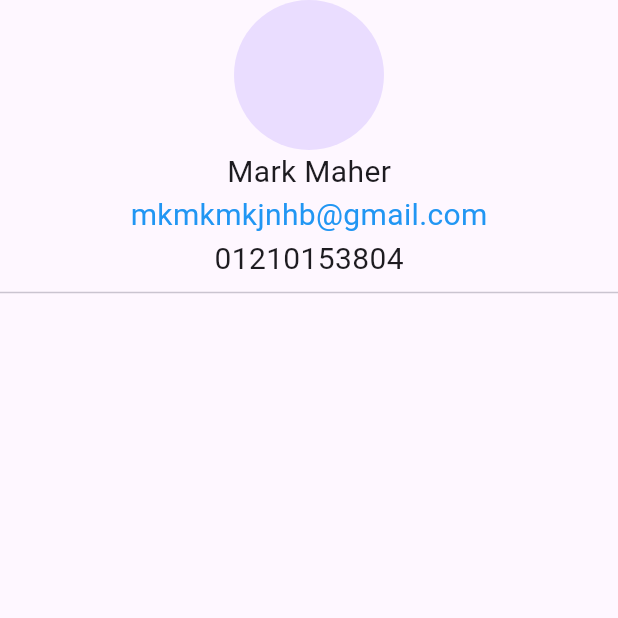
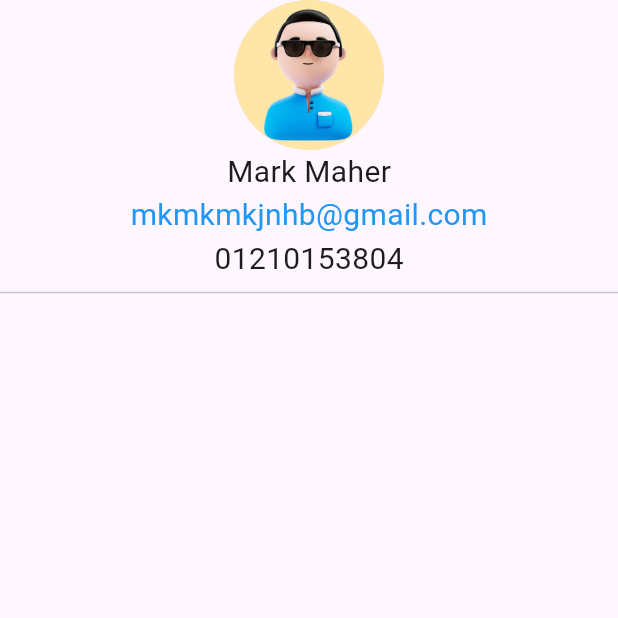
Before and after one commit to mark-maher-moris/Z-Shop, a Flutter app: the SettingsScreen screen opened directly, on a phone screen of 412 x 824 dp, the top half of it. Run offline on Flutter 3.47's test engine with Material 3 defaults, Android fonts, the phone set to English and light mode, and no system bars; our stand-ins replace bloc, carousel_slider, dio, dotted_border, flutter_bloc, fluttertoast and 1 more; accounts and stored records are empty; network calls fail; statements that could not run were skipped.

```diff
--- a/lib/modules/settings/settingsScreen.dart
+++ b/lib/modules/settings/settingsScreen.dart
@@ -12,6 +12,7 @@ class SettingsScreen extends StatelessWidget {
           children: [
             CircleAvatar(
               radius: 50,
+              backgroundImage: AssetImage('assets/AccountPhoto.jpg'),
             ),
             Text(
               'Mark Maher',
```
Also changed, not shown: assets/AccountPhoto.jpg (added).
